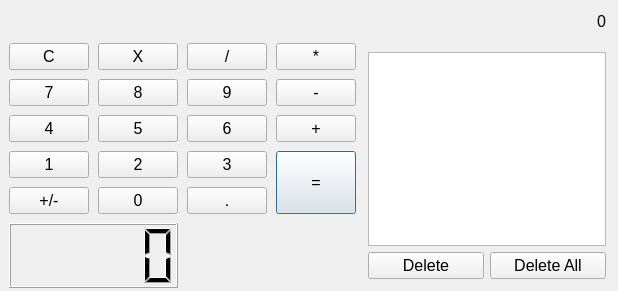
Before: the Qt Designer form calculator1.ui in pphatt/qt5, drawn with Qt 5.
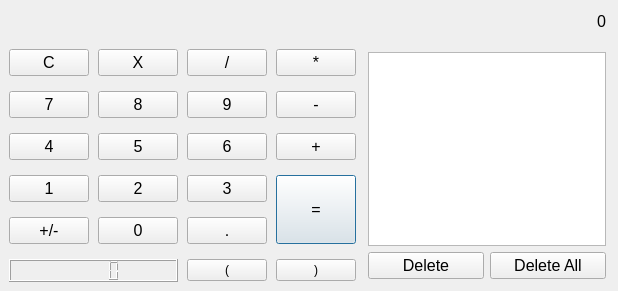
After: the same form once the commit is applied.

The edit to the form file:
```diff
--- a/calculator1.ui
+++ b/calculator1.ui
@@ -340,6 +340,20 @@
           </property>
          </widget>
         </item>
+        <item row="6" column="2">
+         <widget class="QPushButton" name="parentheses1">
+          <property name="text">
+           <string>(</string>
+          </property>
+         </widget>
+        </item>
+        <item row="6" column="3">
+         <widget class="QPushButton" name="parentheses2">
+          <property name="text">
+           <string>)</string>
+          </property>
+         </widget>
+        </item>
        </layout>
       </widget>
      </item>
```
